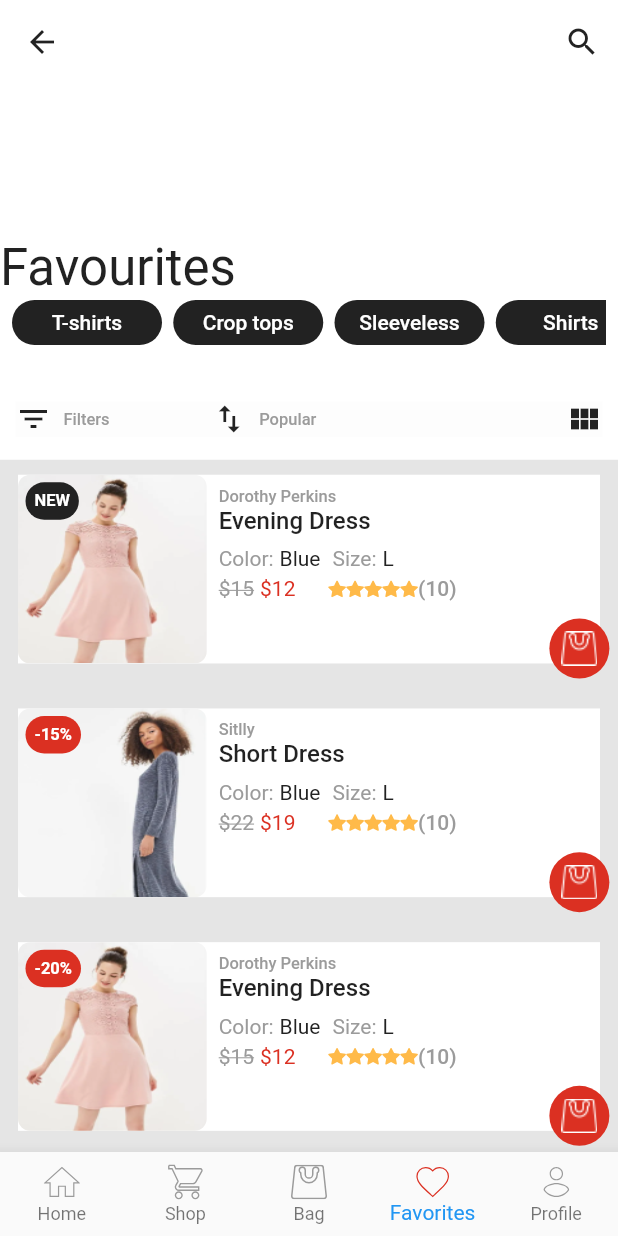
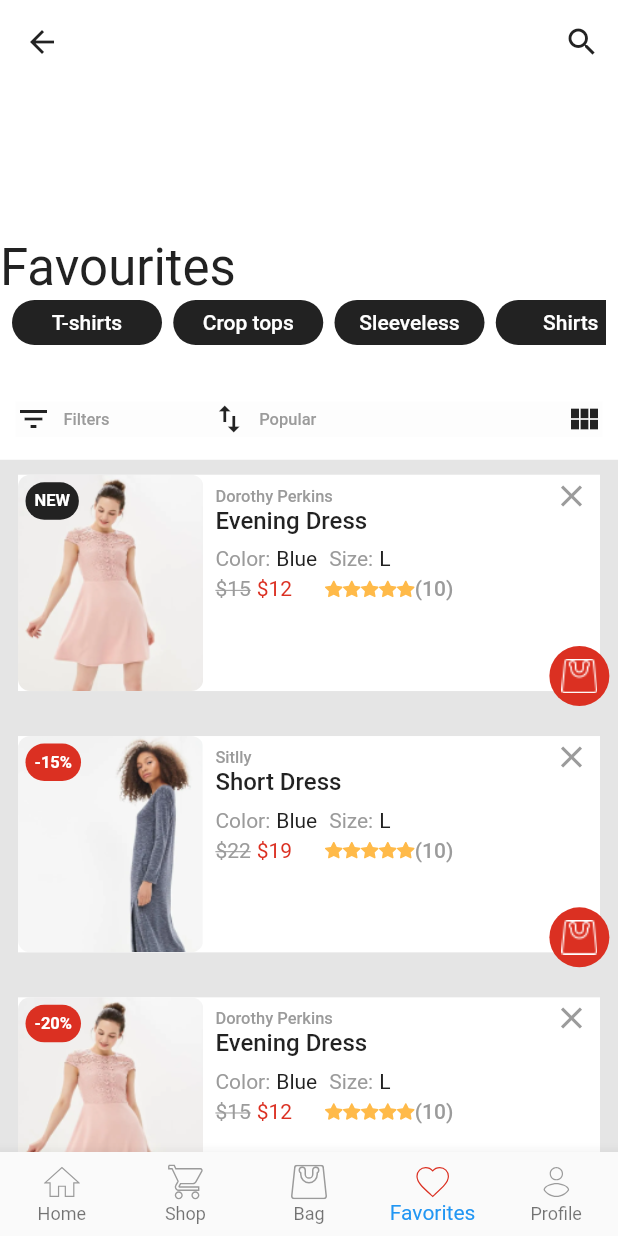
Before and after one commit to 4seer/openflutterecommerceapp, a Flutter app: the FavouriteScreen screen opened by its route, on a phone screen of 412 x 824 dp. Run offline on Flutter 3.47's test engine with Material 2 defaults, Android fonts, the phone set to English and light mode, and no system bars; our stand-ins replace bloc, equatable, flutter_bloc, flutter_svg, flutter_translate.

Commit message:
#9 - Refactored Favourites screen.

```diff
--- a/lib/screens/favorites/favorites_event.dart
+++ b/lib/screens/favorites/favorites_event.dart
@@ -12,19 +12,13 @@ abstract class FavouriteEvent extends Equatable {
 }
 
 @immutable
-class FavouriteLoadEvent extends FavouriteEvent {
-  @override
-  String toString() => 'Favourite is Loaded';
-}
-
-@immutable
 class FavouriteListViewEvent extends FavouriteEvent {
   @override
   String toString() => 'Favourite is Loaded in ListView';
 }
 
 @immutable
-class FavouriteGridViewEvent extends FavouriteEvent {
+class FavouriteTileViewEvent extends FavouriteEvent {
   @override
-  String toString() => 'Favourite is Loaded in GridView';
+  String toString() => 'Favourite is Loaded in TileView';
 }
--- a/lib/screens/favorites/favorites_screen.dart
+++ b/lib/screens/favorites/favorites_screen.dart
@@ -6,6 +6,7 @@ import 'package:flutter/material.dart';
 import 'package:flutter_bloc/flutter_bloc.dart';
 import 'package:openflutterecommerce/repos/favourite_repository.dart';
 import 'package:openflutterecommerce/repos/hashtag_repository.dart';
+import 'package:openflutterecommerce/screens/favorites/favorites.dart';
 import 'package:openflutterecommerce/screens/favorites/views/listView/favourites_list_view.dart';
 import 'package:openflutterecommerce/screens/favorites/views/tileView/favourites_tile_view.dart';
 import 'package:openflutterecommerce/screens/wrapper.dart';
@@ -27,7 +28,7 @@ class _FavouriteScreenState extends State<FavouriteScreen> {
               return FavouriteBloc(
                   favouriteRepository: FavouriteRepository(),
                   hashtagRepository: HashtagRepository())
-                ..add(FavouriteLoadEvent());
+                ..add(FavouriteListViewEvent());
             },
             child: FavouriteWrapper()));
   }
@@ -41,9 +42,13 @@ class FavouriteWrapper extends StatefulWidget {
 class _FavouriteWrapperState extends OpenFlutterWrapperState<FavouriteWrapper> {
   @override
   Widget build(BuildContext context) {
-    return getPageView(<Widget>[
-      FavouritesListView(changeView: changePage, width: MediaQuery.of(context).size.width,),
-      FavouritesTileView(changeView: changePage, width: MediaQuery.of(context).size.width,)
-    ]);
+    return BlocBuilder<FavouriteBloc, FavouriteState>(
+        bloc: BlocProvider.of<FavouriteBloc>(context),
+        builder: (BuildContext context, FavouriteState state) {
+          return getPageView(<Widget>[
+            FavouritesListView(changeView: changePage, state: state),
+            FavouritesTileView(changeView: changePage, state: state)
+          ]);
+        });
   }
 }
--- a/lib/screens/favorites/favorites_state.dart
+++ b/lib/screens/favorites/favorites_state.dart
@@ -14,19 +14,6 @@ abstract class FavouriteState extends Equatable {
 }
 
 @immutable
-class FavouriteInitialState extends FavouriteState {
-  final List<Product> favouriteProducts;
-  final List<HashTag> hashtags;
-
-  FavouriteInitialState({this.favouriteProducts,this.hashtags});
-
-  String toString() => 'FavouriteInitialState';
-
-  @override
-  List<Object> get props => [favouriteProducts,hashtags];
-}
-
-@immutable
 class FavouriteListViewState extends FavouriteState {
   final List<Product> favouriteProducts;
   final List<HashTag> hashtags;
@@ -40,13 +27,13 @@ class FavouriteListViewState extends FavouriteState {
 }
 
 @immutable
-class FavouriteGridViewState extends FavouriteState {
+class FavouriteTileViewState extends FavouriteState {
   final List<Product> favouriteProducts;
   final List<HashTag> hashtags;
 
-  FavouriteGridViewState({this.favouriteProducts,this.hashtags});
+  FavouriteTileViewState({this.favouriteProducts,this.hashtags});
 
-  String toString() => 'FavouriteGridViewState';
+  String toString() => 'FavouriteTileViewState';
 
   @override
   List<Object> get props => [favouriteProducts,hashtags];
--- a/lib/screens/favorites/views/listView/favourites_list_item.dart
+++ b/lib/screens/favorites/views/listView/favourites_list_item.dart
@@ -5,20 +5,23 @@
 import 'package:flutter/material.dart';
 import 'package:openflutterecommerce/config/theme.dart';
 import 'package:openflutterecommerce/repos/models/product.dart';
+import 'package:openflutterecommerce/screens/product_details/productDetails_screen.dart';
 import 'package:openflutterecommerce/widgets/product_rating.dart';
 
 class FavouritesListCard extends StatelessWidget {
   final Product product;
   final double width;
-  final double height;
 
-  const FavouritesListCard({Key key, this.product, this.width, this.height})
+  const FavouritesListCard({Key key, this.product, this.width})
       : super(key: key);
 
   @override
   Widget build(BuildContext context) {
     ThemeData _theme = Theme.of(context);
-    return Stack(
+    return GestureDetector(
+        onTap: () => Navigator.of(context).push(
+            MaterialPageRoute(builder: (context) => ProductDetailsScreen())),
+        child: Stack(
           children: <Widget>[
             Container(
               padding: EdgeInsets.all(10.0),
@@ -31,9 +34,9 @@ class FavouritesListCard extends StatelessWidget {
                       Stack(
                         children: <Widget>[
                           Container(
-                          width: width * 0.85,
+                              width: width * 0.30,
                               child: Container(
-                              height: width * 0.85,
+                                  height: width * 0.35,
                                   decoration: new BoxDecoration(
                                       borderRadius: BorderRadius.circular(
                                           AppSizes.imageRadius),
@@ -52,7 +55,9 @@ class FavouritesListCard extends StatelessWidget {
                           children: <Widget>[
                             Text(product.categoryTitle,
                                 style: _theme.textTheme.bodyText1),
-                        Text(product.title, style: _theme.textTheme.headline6.copyWith(fontSize: 16)),
+                            Text(product.title,
+                                style: _theme.textTheme.headline6
+                                    .copyWith(fontSize: 16)),
                             Padding(
                               padding: EdgeInsets.all(AppSizes.linePadding),
                             ),
@@ -66,7 +71,8 @@ class FavouritesListCard extends StatelessWidget {
                               ],
                             ),
                             Padding(
-                          padding: EdgeInsets.only(left: AppSizes.linePadding),
+                              padding:
+                                  EdgeInsets.only(left: AppSizes.linePadding),
                             ),
                             Row(
                               mainAxisAlignment: MainAxisAlignment.spaceBetween,
@@ -86,8 +92,9 @@ class FavouritesListCard extends StatelessWidget {
               ),
             ),
             buildCartButton(product, _theme),
+            buildRemoveButton(product)
           ],
-    );
+        ));
   }
 
   buildPrice(Product product, ThemeData _theme) {
@@ -114,7 +121,6 @@ class FavouritesListCard extends StatelessWidget {
 
   buildRating(Product product, ThemeData _theme) {
     return Container(
-        width: width - 20,
         padding: EdgeInsets.only(
             top: AppSizes.linePadding, bottom: AppSizes.linePadding),
         child: OpenFlutterProductRating(
@@ -200,4 +206,17 @@ class FavouritesListCard extends StatelessWidget {
                         ColorFilter.mode(Colors.white, BlendMode.srcIn),
                     image: AssetImage("assets/icons/favourites/bag.png")))));
   }
+
+  buildRemoveButton(Product product) {
+    return Positioned(
+        top: 0,
+        right: AppSizes.sidePadding / 3,
+        child: IconButton(
+          icon: Icon(Icons.close),
+          color: AppColors.lightGray,
+          onPressed: () {
+            print("Remove from favourites clicked");
+          },
+        ));
   }
+}
--- a/lib/screens/favorites/views/listView/favourites_list_view.dart
+++ b/lib/screens/favorites/views/listView/favourites_list_view.dart
@@ -11,44 +11,31 @@ import 'package:openflutterecommerce/widgets/scaffold_collapsing.dart';
 
 import '../../../wrapper.dart';
 import '../../favorites_bloc.dart';
+import '../../favorites_event.dart';
 import '../../favorites_state.dart';
 import 'favourites_list_item.dart';
 
 class FavouritesListView extends StatefulWidget {
-  final double width;
-
   final Function({@required ViewChangeType changeType, int index}) changeView;
 
-  const FavouritesListView({Key key, this.changeView, this.width})
+  final FavouriteState state;
+  const FavouritesListView({Key key, this.changeView, this.state})
       : super(key: key);
 
   @override
-  _FavouritesListViewState createState() =>
-      _FavouritesListViewState(key: key, width: width);
+  _FavouritesListViewState createState() => _FavouritesListViewState(key: key);
 }
 
 class _FavouritesListViewState extends State<FavouritesListView> {
-  final double width;
-  final double height = 284;
-  final double elementHeight = 184;
-  final double elementWidth = 148;
-
-  _FavouritesListViewState({Key key, this.width});
+  _FavouritesListViewState({Key key});
 
   @override
   Widget build(BuildContext context) {
-    return BlocListener<FavouriteBloc, FavouriteState>(listener:
-        (context, state) {
-      print("BlocListener: ${state}");
-      return Container();
-    }, child:
-        BlocBuilder<FavouriteBloc, FavouriteState>(builder: (context, state) {
-      print("BlocBuilder: ${state}");
-      return _buildFavouritesHeader(context, state);
-    }));
+    return _buildFavouritesHeader(context, widget.state);
   }
 
   Widget _buildFavouritesHeader(BuildContext context, FavouriteState state) {
+    final bloc = BlocProvider.of<FavouriteBloc>(context);
     final double width = MediaQuery.of(context).size.width;
     ProductView productView = ProductView.ListView;
     SortBy sortBy = SortBy.Popular;
@@ -84,8 +71,8 @@ class _FavouritesListViewState extends State<FavouritesListView> {
                     sortBy: sortBy,
                     onFilterClicked: (() => {print("Filter Clicked")}),
                     onChangeViewClicked: (() {
-                      print("Change View Clicked");
-
+                      print("Show TileView");
+                      bloc..add(FavouriteTileViewEvent());
                       widget.changeView(changeType: ViewChangeType.Forward);
                     }),
                     onSortClicked: ((SortBy sortBy) => {print("Sort Clicked")}),
@@ -95,7 +82,7 @@ class _FavouritesListViewState extends State<FavouritesListView> {
             ),
           ),
           Expanded(
-            child: _buildListView(state),
+            child: _buildListView(state, context),
           )
         ],
       ),
@@ -103,18 +90,15 @@ class _FavouritesListViewState extends State<FavouritesListView> {
     );
   }
 
-  Widget _buildListView(FavouriteState state) {
-    print("_buildListView: ${state}");
+  Widget _buildListView(FavouriteState state, BuildContext context) {
+    var width = MediaQuery.of(context).size.width;
     var productTiles = List();
     var product =
         state is FavouriteListViewState ? state.favouriteProducts : List();
 
     if (product.isNotEmpty) {
       for (int i = 0; i < product.length; i++) {
-        productTiles.add(FavouritesListCard(
-            width: elementWidth,
-            height: elementHeight,
-            product: product[i]));
+        productTiles.add(FavouritesListCard(width: width, product: product[i]));
       }
       if (productTiles.isNotEmpty) {
         return Padding(
```
Also changed, not shown: lib/screens/favorites/favorites_bloc.dart (+12 -36 lines), lib/screens/favorites/views/tileView/favourites_tile_item.dart (+41 -28 lines), lib/screens/favorites/views/tileView/favourites_tile_view.dart (+18 -33 lines). Lines whose indentation alone changed are shown as unchanged.
